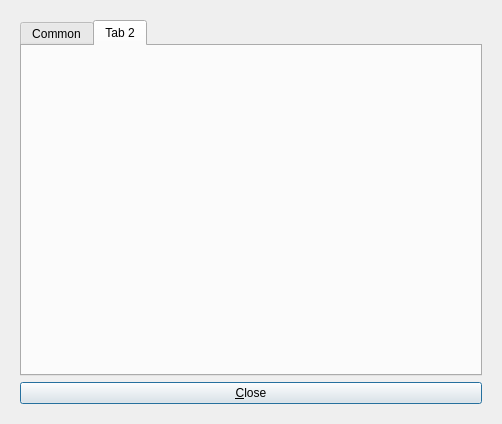
isis-group/vast, file forms/preferences.ui: the form before one commit.
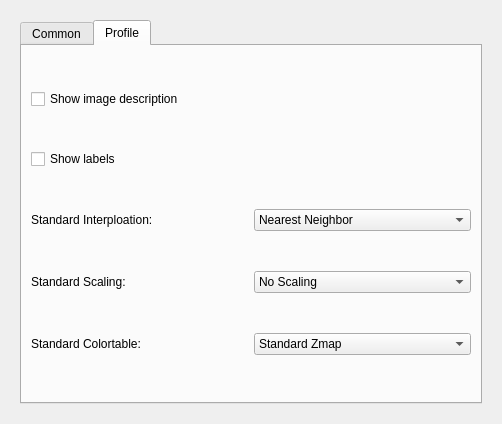
The form after the commit. The open tabs and pages were chosen to show the change. Icons and pictures are not drawn.

```diff
--- a/forms/preferences.ui
+++ b/forms/preferences.ui
@@ -29,13 +29,6 @@
       <enum>QFrame::Raised</enum>
      </property>
      <layout class="QGridLayout" name="gridLayout">
-      <item row="1" column="0">
-       <widget class="QPushButton" name="pushButton">
-        <property name="text">
-         <string>&amp;Close</string>
-        </property>
-       </widget>
-      </item>
       <item row="0" column="0">
        <widget class="QTabWidget" name="tabWidget">
         <property name="currentIndex">
@@ -74,8 +67,98 @@
         </widget>
         <widget class="QWidget" name="tab_2">
          <attribute name="title">
-          <string>Tab 2</string>
+          <string>Profile</string>
          </attribute>
+         <layout class="QGridLayout" name="gridLayout_2">
+          <item row="0" column="0">
+           <widget class="QCheckBox" name="checkShowDesc">
+            <property name="text">
+             <string>Show image description</string>
+            </property>
+           </widget>
+          </item>
+          <item row="2" column="0">
+           <widget class="QLabel" name="label_2">
+            <property name="text">
+             <string>Standard Interploation:</string>
+            </property>
+           </widget>
+          </item>
+          <item row="2" column="1">
+           <widget class="QComboBox" name="comboInterpolation">
+            <item>
+             <property name="text">
+              <string>Nearest Neighbor</string>
+             </property>
+            </item>
+            <item>
+             <property name="text">
+              <string>Linear</string>
+             </property>
+            </item>
+           </widget>
+          </item>
+          <item row="3" column="0">
+           <widget class="QLabel" name="label_3">
+            <property name="text">
+             <string>Standard Scaling:</string>
+            </property>
+           </widget>
+          </item>
+          <item row="3" column="1">
+           <widget class="QComboBox" name="comboScaling">
+            <item>
+             <property name="text">
+              <string>No Scaling</string>
+             </property>
+            </item>
+            <item>
+             <property name="text">
+              <string>Automatic Scaling</string>
+             </property>
+            </item>
+            <item>
+             <property name="text">
+              <string>Manual Scaling</string>
+             </property>
+            </item>
+           </widget>
+          </item>
+          <item row="1" column="0">
+           <widget class="QCheckBox" name="checkShowLabels">
+            <property name="text">
+             <string>Show labels</string>
+            </property>
+           </widget>
+          </item>
+          <item row="4" column="1">
+           <widget class="QComboBox" name="comboBox">
+            <item>
+             <property name="text">
+              <string>Standard Zmap</string>
+             </property>
+             <property name="icon">
+              <iconset resource="../resources/viewer.qrc">
+               <normaloff>:/lut/lut_standard.png</normaloff>
+               <normalon>:/lut/lut_standard.png</normalon>
+               <disabledoff>:/lut/lut_standard.png</disabledoff>
+               <disabledon>:/lut/lut_standard.png</disabledon>
+               <activeoff>:/lut/lut_standard.png</activeoff>
+               <activeon>:/lut/lut_standard.png</activeon>
+               <selectedoff>:/lut/lut_standard.png</selectedoff>
+               <selectedon>:/lut/lut_standard.png</selectedon>:/lut/lut_standard.png</iconset>
+             </property>
+            </item>
+           </widget>
+          </item>
+          <item row="4" column="0">
+           <widget class="QLabel" name="label_4">
+            <property name="text">
+             <string>Standard Colortable:</string>
+            </property>
+           </widget>
+          </item>
+         </layout>
         </widget>
        </widget>
       </item>
```
Left out of the diff: 8 changed lines with no effect on the pictures.
